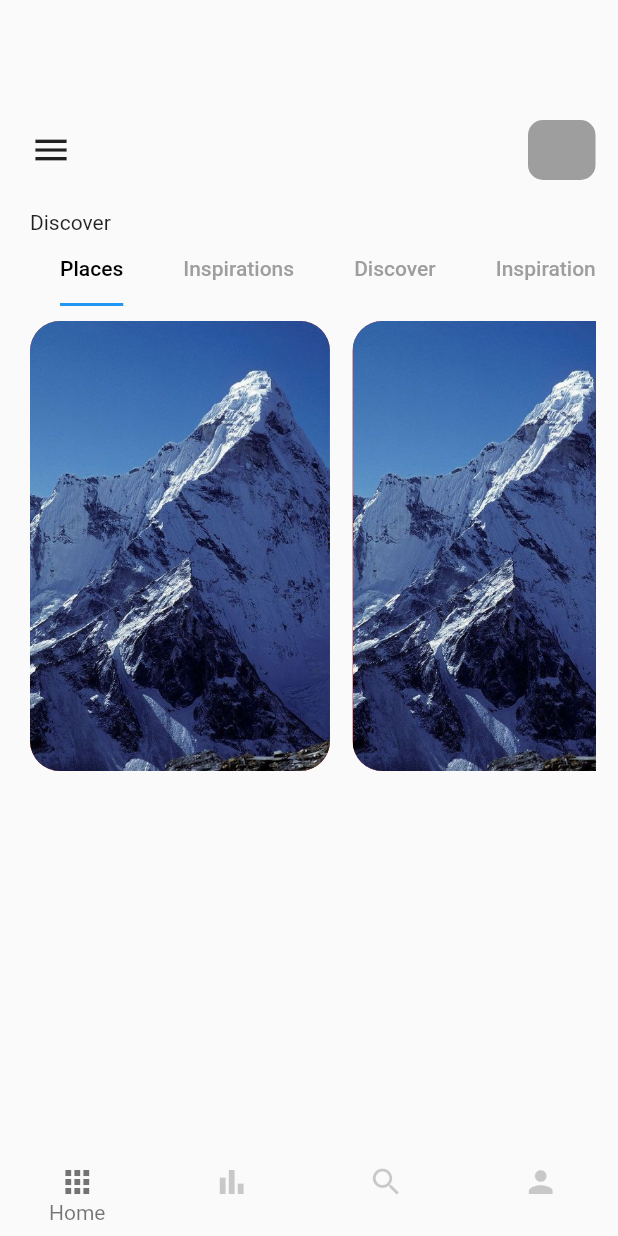
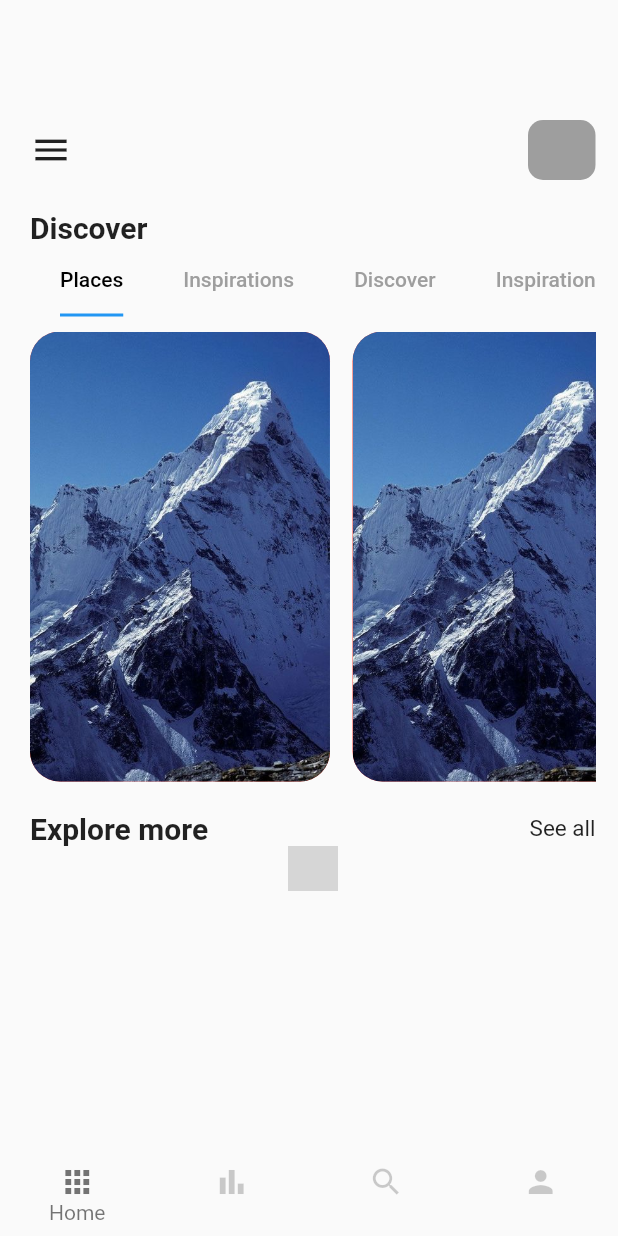
Before and after one commit to ZapeeoSheikh/TravelApp, a Flutter app: the screen it shows after launch, on a phone screen of 412 x 824 dp. Run offline on Flutter 3.47's test engine with Material 2 defaults, Android fonts, the phone set to English and light mode, and no system bars; grey boxes are pictures that could not be loaded.

```diff
--- a/lib/pages/home_page.dart
+++ b/lib/pages/home_page.dart
@@ -39,6 +39,7 @@ class _HomePageState extends State<HomePage> with TickerProviderStateMixin {
             children: [
               Text(
                 "Discover",
+                style: TextStyle(fontSize: 20, fontWeight: FontWeight.bold),
               ),
               Expanded(child: Container()),
             ],
@@ -93,6 +94,32 @@ class _HomePageState extends State<HomePage> with TickerProviderStateMixin {
               Text("data2"),
               Text("dat3"),
             ]),
+          ),
+          SizedBox(
+            height: 20,
+          ),
+          Row(
+            mainAxisAlignment: MainAxisAlignment.spaceBetween,
+            children: [
+              Text(
+                "Explore more",
+                style: TextStyle(fontSize: 20, fontWeight: FontWeight.bold),
+              ),
+              Text(
+                "See all",
+                style: TextStyle(
+                  fontSize: 15,
+                ),
+              ),
+            ],
+          ),
+          Container(
+            height: 30,
+            width: 33,
+            decoration: BoxDecoration(
+                image: DecorationImage(
+              image: AssetImage("img/"),
+            )),
           )
         ],
       ),
```
